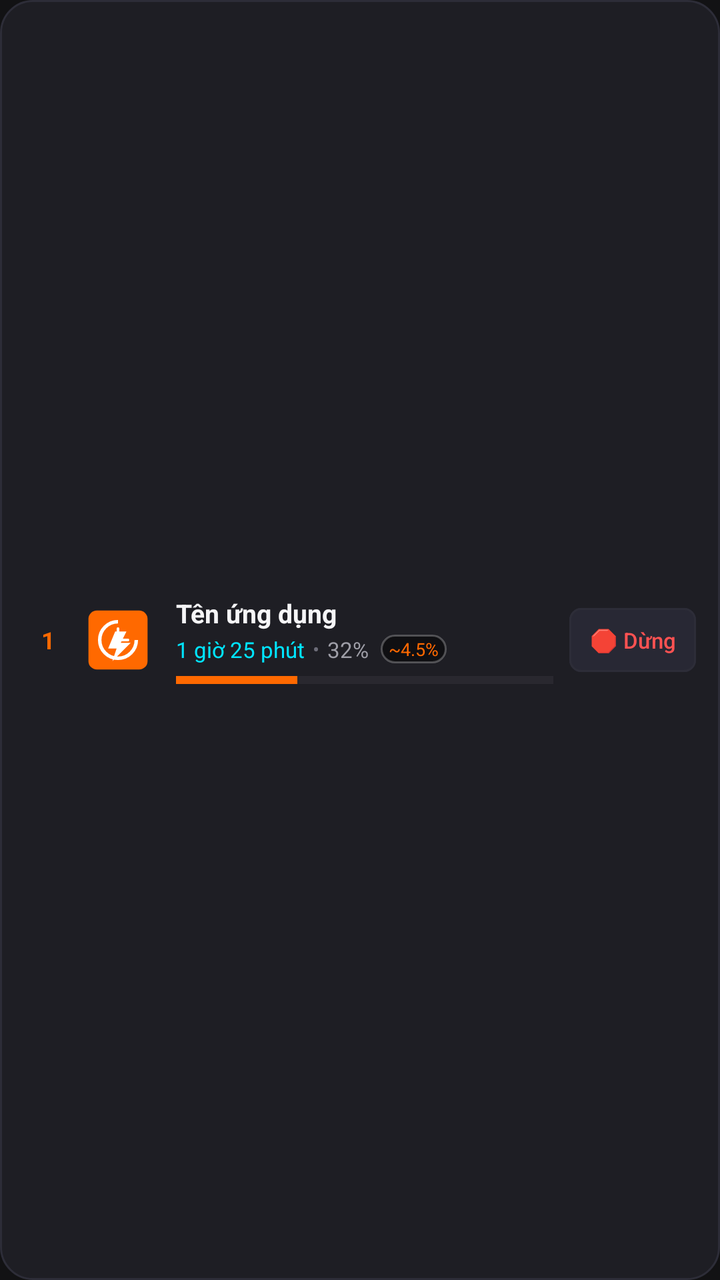
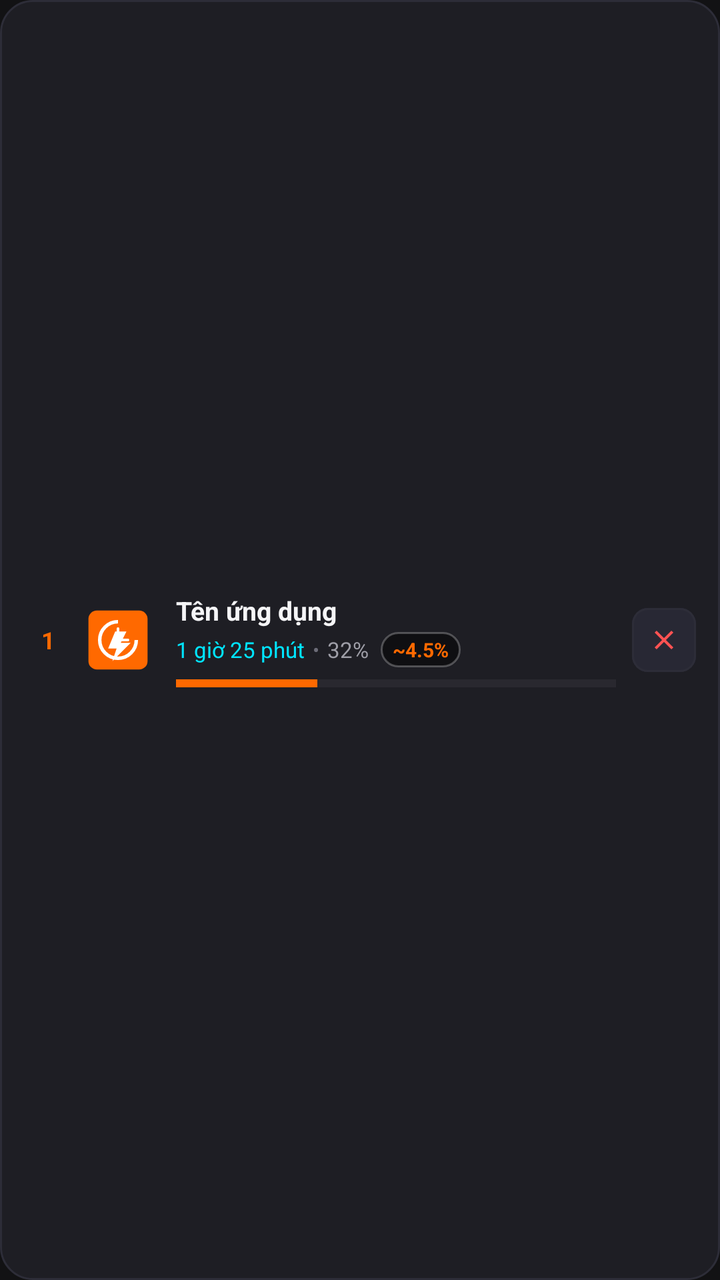

Two renders of the same Android screen: before a commit and after it. Below are the layout's source before the change and the commit's diff.
<!-- AndroidManifest.xml: application theme Theme.ToolXiaomi -->
<!-- res/layout/item_battery_drain_app.xml -->
<?xml version="1.0" encoding="utf-8"?>
<LinearLayout xmlns:android="http://schemas.android.com/apk/res/android"
    xmlns:app="http://schemas.android.com/apk/res-auto"
    android:layout_width="match_parent"
    android:layout_height="wrap_content"
    android:layout_marginBottom="8dp"
    android:background="@drawable/bg_card_rounded"
    android:gravity="center_vertical"
    android:orientation="horizontal"
    android:padding="12dp">

    
    <TextView
        android:id="@+id/item_tv_rank"
        android:layout_width="24dp"
        android:layout_height="wrap_content"
        android:gravity="center"
        android:text="1"
        android:textColor="@color/mi_orange"
        android:textSize="12sp"
        android:textStyle="bold" />

    
    <ImageView
        android:id="@+id/item_iv_icon"
        android:layout_width="38dp"
        android:layout_height="38dp"
        android:layout_marginStart="4dp"
        android:layout_marginEnd="10dp"
        android:contentDescription="App Icon"
        android:src="@drawable/ic_app_icon" />

    
    <LinearLayout
        android:layout_width="0dp"
        android:layout_height="wrap_content"
        android:layout_marginEnd="8dp"
        android:layout_weight="1"
        android:orientation="vertical">

        <TextView
            android:id="@+id/item_tv_name"
            android:layout_width="match_parent"
            android:layout_height="wrap_content"
            android:ellipsize="end"
            android:maxLines="1"
            android:text="Tên ứng dụng"
            android:textColor="@color/text_primary"
            android:textSize="13sp"
            android:textStyle="bold" />

        <LinearLayout
            android:layout_width="match_parent"
            android:layout_height="wrap_content"
            android:layout_marginTop="2dp"
            android:gravity="center_vertical"
            android:orientation="horizontal">

            <TextView
                android:id="@+id/item_tv_duration"
                android:layout_width="wrap_content"
                android:layout_height="wrap_content"
                android:text="1 giờ 25 phút"
                android:textColor="@color/neon_cyan"
                android:textSize="11sp" />

            <TextView
                android:layout_width="wrap_content"
                android:layout_height="wrap_content"
                android:layout_marginStart="4dp"
                android:layout_marginEnd="4dp"
                android:text="•"
                android:textColor="@color/text_muted"
                android:textSize="10sp" />

            <TextView
                android:id="@+id/item_tv_percentage"
                android:layout_width="wrap_content"
                android:layout_height="wrap_content"
                android:text="32%"
                android:textColor="@color/text_secondary"
                android:textSize="11sp" />

            <TextView
                android:id="@+id/item_tv_est_battery"
                android:layout_width="wrap_content"
                android:layout_height="wrap_content"
                android:layout_marginStart="6dp"
                android:background="@drawable/bg_floating_capsule"
                android:paddingStart="4dp"
                android:paddingTop="1dp"
                android:paddingEnd="4dp"
                android:paddingBottom="1dp"
                android:text="~4.5%"
                android:textColor="@color/mi_orange"
                android:textSize="9sp" />
        </LinearLayout>

        <ProgressBar
            android:id="@+id/item_pb_progress"
            style="?android:attr/progressBarStyleHorizontal"
            android:layout_width="match_parent"
            android:layout_height="4dp"
            android:layout_marginTop="6dp"
            android:max="100"
            android:progress="32"
            android:progressTint="@color/mi_orange" />
    </LinearLayout>

    
    <com.google.android.material.button.MaterialButton
        android:id="@+id/item_btn_stop"
        android:layout_width="wrap_content"
        android:layout_height="32dp"
        android:backgroundTint="@color/card_highlight"
        android:insetTop="0dp"
        android:insetBottom="0dp"
        android:minHeight="0dp"
        android:minWidth="0dp"
        android:paddingLeft="10dp"
        android:paddingRight="10dp"
        android:text="🛑 Dừng"
        android:textColor="@color/neon_red"
        android:textSize="11sp"
        app:cornerRadius="6dp"
        app:strokeColor="@color/card_dark_stroke"
        app:strokeWidth="1dp" />

</LinearLayout>
<!-- resources referenced by this layout -->
<resources>
  <color name="card_dark_stroke">#2D2D38</color>
  <color name="card_highlight">#282834</color>
  <color name="mi_orange">#FF6900</color>
  <color name="neon_cyan">#00E5FF</color>
  <color name="neon_red">#FF5252</color>
  <color name="text_muted">#6C6C78</color>
  <color name="text_primary">#F5F5F7</color>
  <color name="text_secondary">#9E9EA7</color>
  <!-- drawable bg_card_rounded (drawable) -->
  <?xml version="1.0" encoding="utf-8"?>
  <shape xmlns:android="http://schemas.android.com/apk/res/android"
      android:shape="rectangle">
      <corners android:radius="16dp" />
      <solid android:color="@color/card_dark" />
      <stroke
          android:width="1dp"
          android:color="@color/card_dark_stroke" />
  </shape>
  <!-- drawable bg_floating_capsule (drawable) -->
  <?xml version="1.0" encoding="utf-8"?>
  <shape xmlns:android="http://schemas.android.com/apk/res/android"
      android:shape="rectangle">
      <corners android:radius="16dp" />
      <solid android:color="@color/overlay_black_50" />
      <stroke
          android:width="1dp"
          android:color="#40FFFFFF" />
      <padding
          android:bottom="4dp"
          android:left="10dp"
          android:right="10dp"
          android:top="4dp" />
  </shape>
  <!-- drawable ic_app_icon (drawable) -->
  <vector xmlns:android="http://schemas.android.com/apk/res/android"
      android:width="108dp"
      android:height="108dp"
      android:viewportWidth="108"
      android:viewportHeight="108">
      
      <path
          android:fillColor="#FF6900"
          android:pathData="M24,12 L84,12 A12,12 0 0,1 96,24 L96,84 A12,12 0 0,1 84,96 L24,96 A12,12 0 0,1 12,84 L12,24 A12,12 0 0,1 24,12 Z" />
      
      <path
          android:strokeColor="#FFFFFF"
          android:strokeWidth="5"
          android:pathData="M54,28 A26,26 0 1,0 80,54" />
      
      <path
          android:strokeColor="#FFFFFF"
          android:strokeWidth="4"
          android:strokeLineCap="round"
          android:pathData="M54,54 L54,38" />
      <path
          android:strokeColor="#FFFFFF"
          android:strokeWidth="4"
          android:strokeLineCap="round"
          android:pathData="M54,54 L68,54" />
      
      <path
          android:fillColor="#FFFFFF"
          android:pathData="M50,42 L66,42 L58,58 L72,58 L46,84 L52,66 L40,66 Z" />
  </vector>
  <style name="Theme.ToolXiaomi" parent="Theme.Material3.DayNight.NoActionBar">
          <item name="colorPrimary">@color/mi_orange</item>
          <item name="colorPrimaryVariant">@color/mi_orange_dark</item>
          <item name="colorOnPrimary">#FFFFFF</item>
          <item name="android:statusBarColor">@color/bg_dark</item>
          <item name="android:navigationBarColor">@color/bg_dark</item>
          <item name="android:windowBackground">@color/bg_dark</item>
      </style>
  <color name="card_dark">#1E1E24</color>
  <color name="overlay_black_50">#80000000</color>
  <color name="mi_orange_dark">#E55D00</color>
  <color name="bg_dark">#121214</color>
</resources>

<!-- the commit's change to res/layout/item_battery_drain_app.xml (unified diff, before → after) -->
@@ -60,6 +60,7 @@
                 android:id="@+id/item_tv_duration"
                 android:layout_width="wrap_content"
                 android:layout_height="wrap_content"
+                android:singleLine="true"
                 android:text="1 giờ 25 phút"
                 android:textColor="@color/neon_cyan"
                 android:textSize="11sp" />
@@ -77,6 +78,7 @@
                 android:id="@+id/item_tv_percentage"
                 android:layout_width="wrap_content"
                 android:layout_height="wrap_content"
+                android:singleLine="true"
                 android:text="32%"
                 android:textColor="@color/text_secondary"
                 android:textSize="11sp" />
@@ -87,13 +89,17 @@
                 android:layout_height="wrap_content"
                 android:layout_marginStart="6dp"
                 android:background="@drawable/bg_floating_capsule"
-                android:paddingStart="4dp"
-                android:paddingTop="1dp"
-                android:paddingEnd="4dp"
-                android:paddingBottom="1dp"
+                android:ellipsize="none"
+                android:maxLines="1"
+                android:paddingStart="6dp"
+                android:paddingTop="2dp"
+                android:paddingEnd="6dp"
+                android:paddingBottom="2dp"
+                android:singleLine="true"
                 android:text="~4.5%"
                 android:textColor="@color/mi_orange"
-                android:textSize="9sp" />
+                android:textSize="10sp"
+                android:textStyle="bold" />
         </LinearLayout>
 
         <ProgressBar
@@ -110,19 +116,23 @@
     
     <com.google.android.material.button.MaterialButton
         android:id="@+id/item_btn_stop"
-        android:layout_width="wrap_content"
+        android:layout_width="32dp"
         android:layout_height="32dp"
         android:backgroundTint="@color/card_highlight"
+        android:contentDescription="Buộc dừng ứng dụng"
+        android:insetLeft="0dp"
         android:insetTop="0dp"
+        android:insetRight="0dp"
         android:insetBottom="0dp"
         android:minHeight="0dp"
         android:minWidth="0dp"
-        android:paddingLeft="10dp"
-        android:paddingRight="10dp"
-        android:text="🛑 Dừng"
-        android:textColor="@color/neon_red"
-        android:textSize="11sp"
-        app:cornerRadius="6dp"
+        android:padding="0dp"
+        app:cornerRadius="8dp"
+        app:icon="@drawable/ic_close"
+        app:iconGravity="textStart"
+        app:iconPadding="0dp"
+        app:iconSize="16dp"
+        app:iconTint="@color/neon_red"
         app:strokeColor="@color/card_dark_stroke"
         app:strokeWidth="1dp" />
 
<!-- resource entries referenced after the edit -->
@@ -64,6 +64,16 @@
           android:fillColor="#FFFFFF"
           android:pathData="M50,42 L66,42 L58,58 L72,58 L46,84 L52,66 L40,66 Z" />
   </vector>
+  <!-- drawable ic_close (drawable) -->
+  <vector xmlns:android="http://schemas.android.com/apk/res/android"
+      android:width="24dp"
+      android:height="24dp"
+      android:viewportWidth="24"
+      android:viewportHeight="24">
+      <path
+          android:fillColor="@color/neon_red"
+          android:pathData="M19,6.41L17.59,5 12,10.59 6.41,5 5,6.41 10.59,12 5,17.59 6.41,19 12,13.41 17.59,19 19,17.59 13.41,12z" />
+  </vector>
   <style name="Theme.ToolXiaomi" parent="Theme.Material3.DayNight.NoActionBar">
           <item name="colorPrimary">@color/mi_orange</item>
           <item name="colorPrimaryVariant">@color/mi_orange_dark</item>
